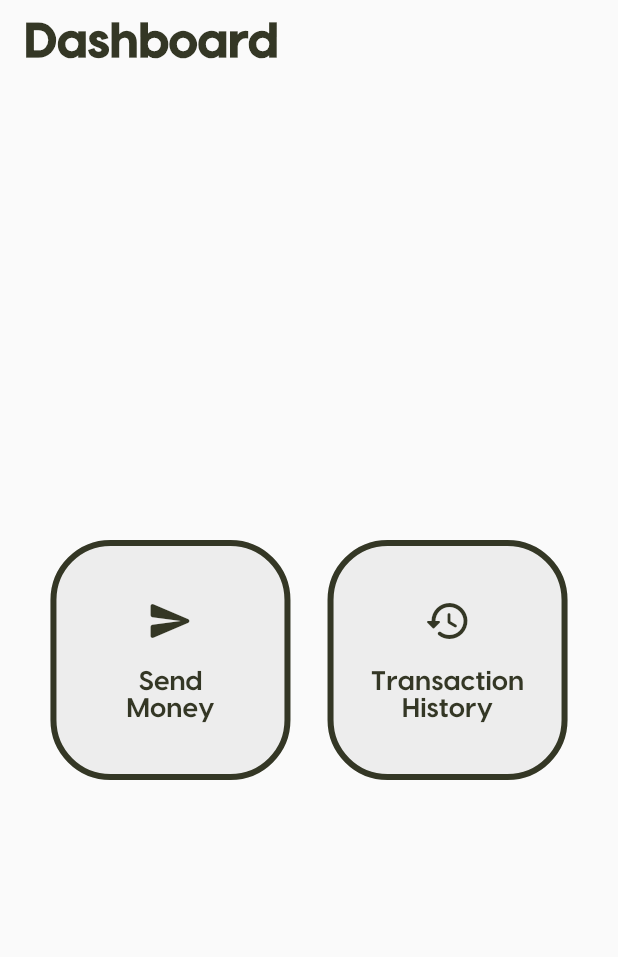
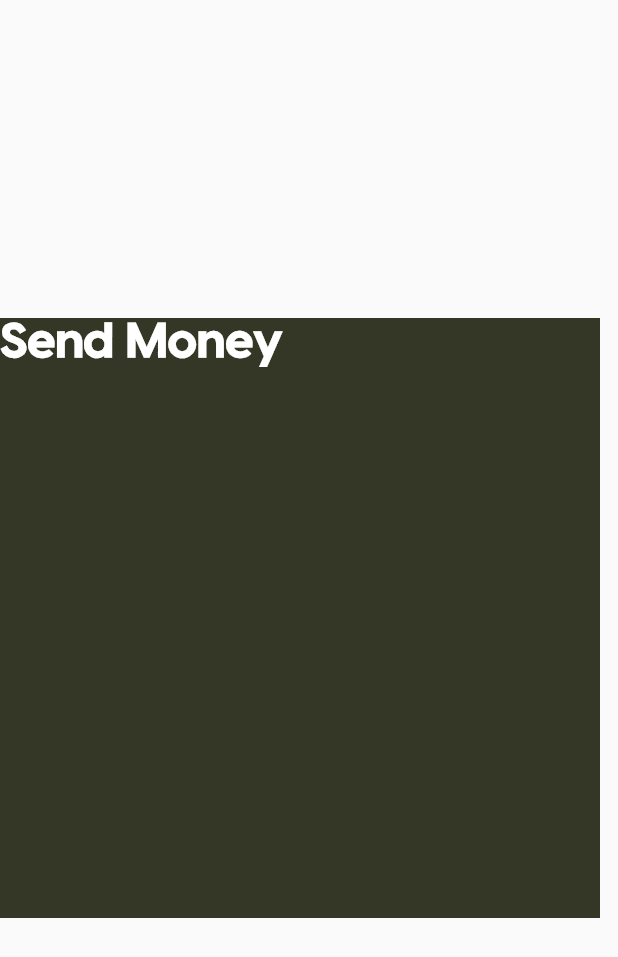
Before and after one commit to chuatomoliver/ojt_repo, a Flutter app: the screen it shows after launch, after a tap on an icon or button, on a phone screen of 412 x 824 dp. Shown: the top 957 px of the screen. Run offline on Flutter 3.47's test engine with Material 2 defaults, Android fonts, the phone set to English and light mode, and no system bars.

Commit message:
Testing animated transition between dashboard and sendmoney

```diff
--- a/fintech_app/lib/main.dart
+++ b/fintech_app/lib/main.dart
@@ -11,6 +11,7 @@ class MyApp extends StatelessWidget {
   @override
   Widget build(BuildContext context) {
     return MaterialApp(
+      debugShowCheckedModeBanner: false,
       title: 'Flutter Demo',
       theme: ThemeData(
         primarySwatch: Colors.blue,
--- a/fintech_app/lib/screens/dashboard.dart
+++ b/fintech_app/lib/screens/dashboard.dart
@@ -1,5 +1,6 @@
 import 'package:animations/animations.dart';
 import 'package:fintech_app/constants/colors.dart';
+import 'package:fintech_app/screens/send_money.dart';
 import 'package:fintech_app/widgets/widgets.dart';
 import 'package:flutter/material.dart';
 
@@ -13,7 +14,7 @@ class Dashboard extends StatefulWidget {
 class _DashboardState extends State<Dashboard> {
   @override
   Widget build(BuildContext context) {
-    final transitionType = ContainerTransitionType.fade;
+    const transitionType = ContainerTransitionType.fadeThrough;
 
     return Scaffold(
       appBar: AppBar(
@@ -37,13 +38,26 @@ class _DashboardState extends State<Dashboard> {
           Row(
             mainAxisAlignment: MainAxisAlignment.center,
             children: [
+              OpenContainer(
+                transitionDuration: const Duration(seconds: 4),
+                openBuilder: (context, _) => const SendMoney(),
+                closedBuilder: (
+                  context,
+                  VoidCallback openContainer,
+                ) =>
                     dashboardCard(
                   text: 'Send\nMoney',
                   icon: Icons.send_rounded,
                   context: context,
                   onPressed: () {
-                  //OpenContainer(closedBuilder: (), openBuilder: () {},),
+                    Navigator.push(
+                      context,
+                      MaterialPageRoute(
+                        builder: (context) => const SendMoney(),
+                      ),
+                    );
                   },
+                ),
               ),
               rowSpacer(
                 width: .06,
--- a/fintech_app/lib/screens/send_money.dart
+++ b/fintech_app/lib/screens/send_money.dart
@@ -0,0 +1,34 @@
+import 'package:fintech_app/constants/colors.dart';
+import 'package:fintech_app/widgets/widgets.dart';
+import 'package:flutter/material.dart';
+
+class SendMoney extends StatefulWidget {
+  const SendMoney({super.key});
+
+  @override
+  State<SendMoney> createState() => _SendMoneyState();
+}
+
+class _SendMoneyState extends State<SendMoney> {
+  @override
+  Widget build(BuildContext context) {
+    return Scaffold(
+      body: Column(
+        mainAxisAlignment: MainAxisAlignment.center,
+        crossAxisAlignment: CrossAxisAlignment.start,
+        children: [
+          Container(
+            height: 400,
+            width: 400,
+            color: secondaryColor,
+            child: titleText(
+              text: 'Send Money',
+              color: Colors.white,
+              weight: FontWeight.bold,
+            ),
+          ),
+        ],
+      ),
+    );
+  }
+}
```
Lines whose indentation alone changed are shown as unchanged.
